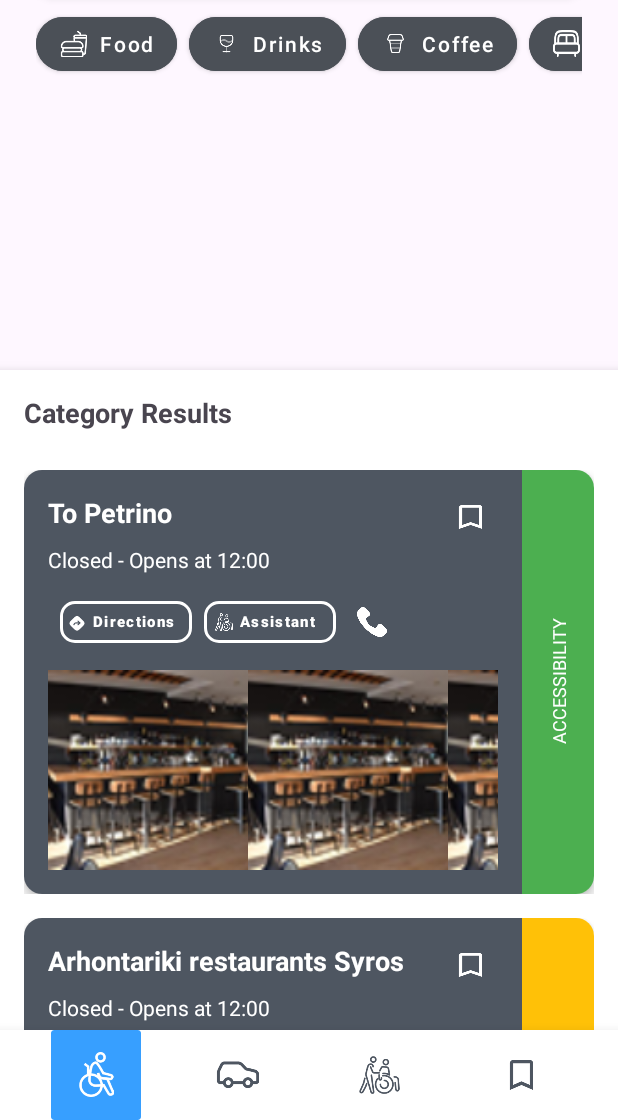
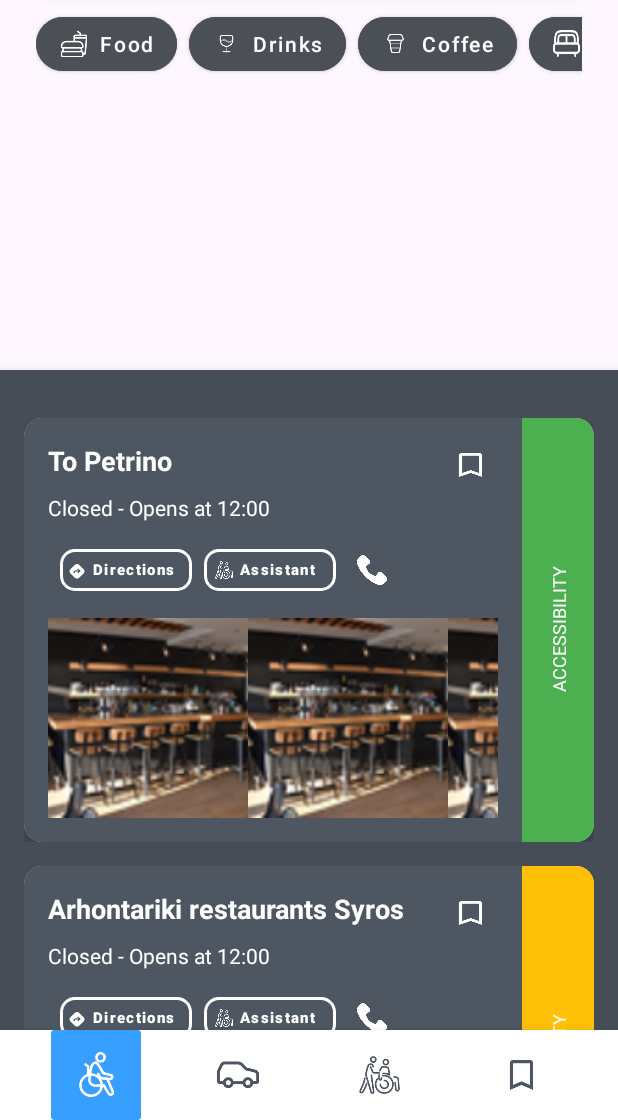
Before and after one commit to JKaito/Wheeling, an Android app: the screen it shows after launch (MapsActivity), after a tap on "Food", on a phone screen of 412 x 824 dp, the part 116-1236 px from its top. Run offline under Robolectric (Android 15) with nearby library versions, the phone set to English and light mode, and no system bars; libraries missing offline, so code that uses them is left out: com.google.maps.android.

Commit message:
Update activity_maps.xml

```diff
--- a/app/src/main/res/layout/activity_maps.xml
+++ b/app/src/main/res/layout/activity_maps.xml
@@ -181,20 +181,11 @@
         android:layout_width="match_parent"
         android:layout_height="500dp"
         android:layout_gravity="bottom"
-        android:background="@android:color/white"
+        android:background="#464D56"
         android:elevation="8dp"
         android:orientation="vertical"
         android:padding="16dp"
         app:layout_behavior="com.google.android.material.bottomsheet.BottomSheetBehavior">
-
-        <TextView
-            android:id="@+id/bottom_sheet_title"
-            android:layout_width="wrap_content"
-            android:layout_height="wrap_content"
-            android:text="Category Results"
-            android:paddingBottom="10dp"
-            android:textSize="18sp"
-            android:textStyle="bold" />
 
         <androidx.recyclerview.widget.RecyclerView
             android:id="@+id/result_recycler"
```
